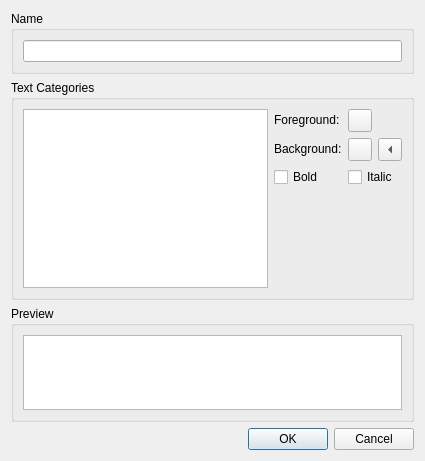
qt-creator/qt-creator, file src/plugins/texteditor/editcolorschemedialog.ui: the form before one commit.
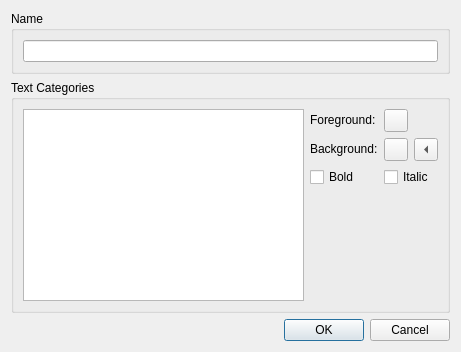
The form after the commit.

Commit message:
Removed the preview, which was now pretty useless
Also, the background color of the list now gets synchronized with the
text background color. This is to make the bottom of the list look
nicer.

```diff
--- a/src/plugins/texteditor/editcolorschemedialog.ui
+++ b/src/plugins/texteditor/editcolorschemedialog.ui
@@ -6,8 +6,8 @@
    <rect>
     <x>0</x>
     <y>0</y>
-    <width>425</width>
-    <height>461</height>
+    <width>461</width>
+    <height>352</height>
    </rect>
   </property>
   <property name="windowTitle">
@@ -157,37 +157,6 @@
      </layout>
     </widget>
    </item>
-   <item>
-    <widget class="QGroupBox" name="groupBox_3">
-     <property name="title">
-      <string>Preview</string>
-     </property>
-     <layout class="QVBoxLayout" name="verticalLayout_2">
-      <item>
-       <widget class="QTextEdit" name="previewTextEdit">
-        <property name="sizePolicy">
-         <sizepolicy hsizetype="Expanding" vsizetype="Expanding">
-          <horstretch>0</horstretch>
-          <verstretch>0</verstretch>
-         </sizepolicy>
-        </property>
-        <property name="maximumSize">
-         <size>
-          <width>16777215</width>
-          <height>75</height>
-         </size>
-        </property>
-        <property name="focusPolicy">
-         <enum>Qt::NoFocus</enum>
-        </property>
-        <property name="readOnly">
-         <bool>true</bool>
-        </property>
-       </widget>
-      </item>
-     </layout>
-    </widget>
-   </item>
    <item>
     <widget class="QDialogButtonBox" name="buttonBox">
      <property name="orientation">
```
The commit also changes 2 other files.
